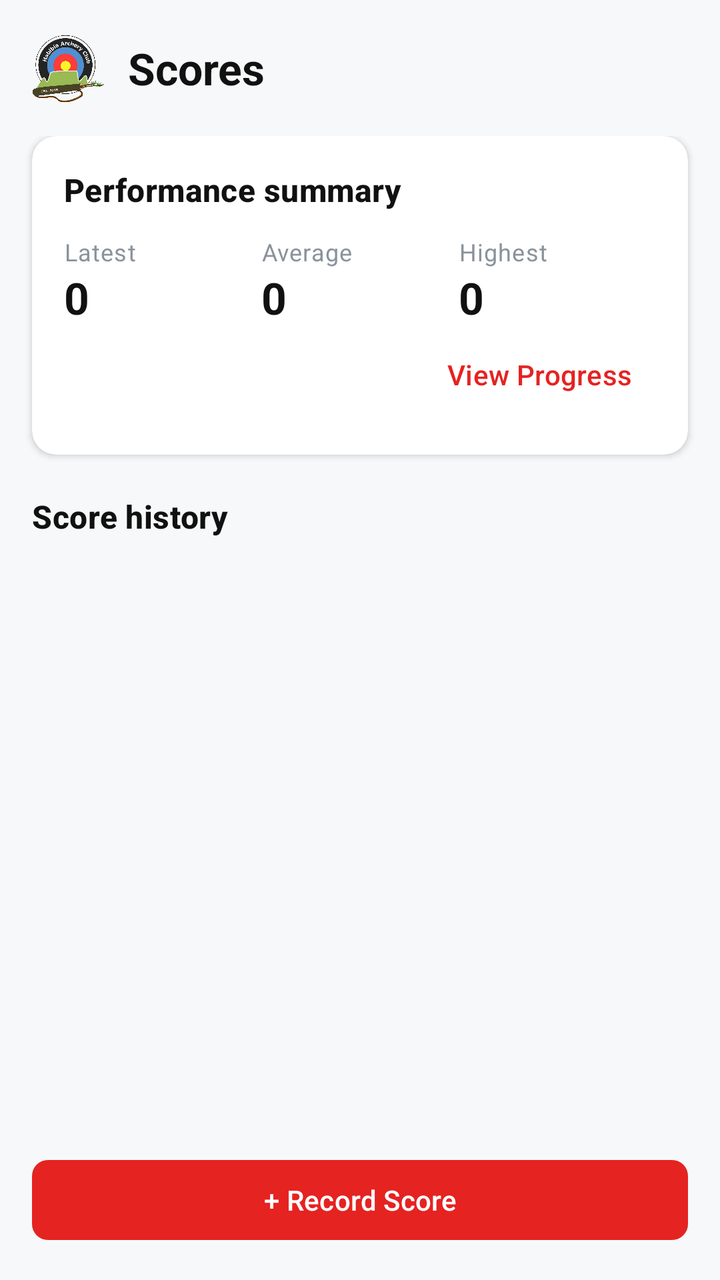
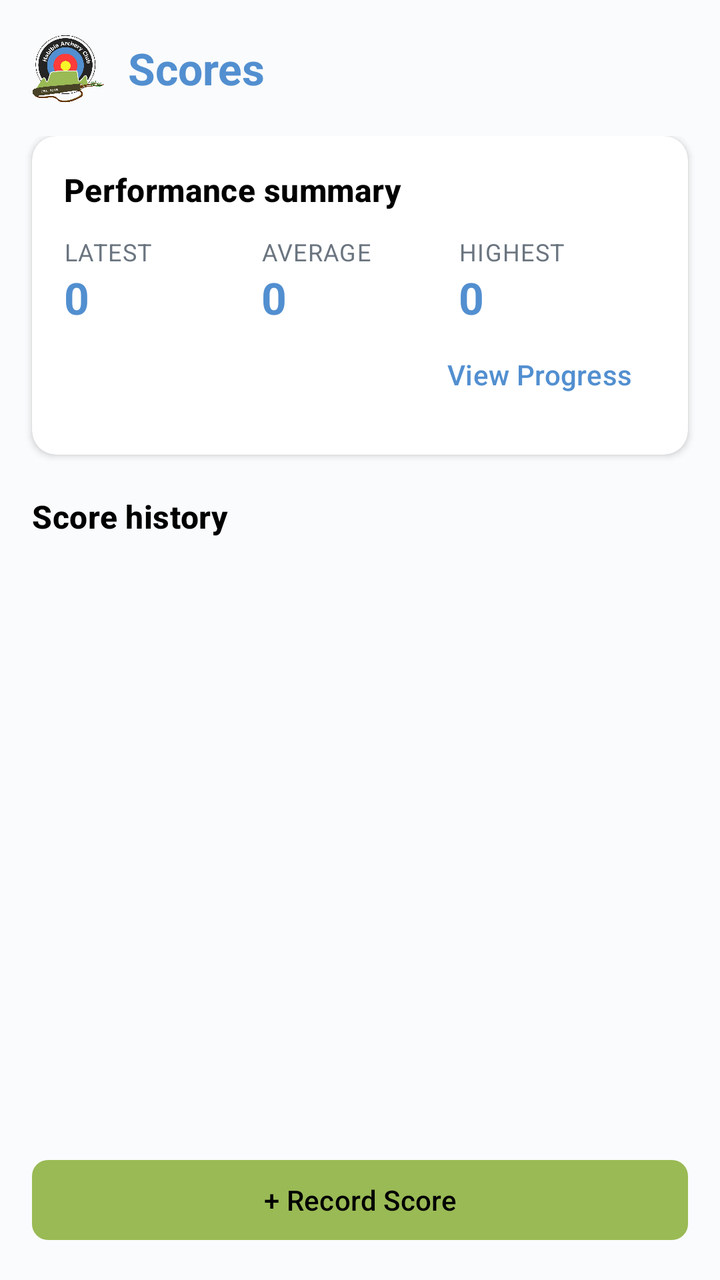

Two renders of the same Android screen: before a commit and after it. Below are the layout's source before the change and the commit's diff.
<!-- AndroidManifest.xml: application theme Theme.HACPrototype -->
<!-- res/layout/fragment_scores.xml -->
<?xml version="1.0" encoding="utf-8"?>
<LinearLayout xmlns:android="http://schemas.android.com/apk/res/android"
    android:layout_width="match_parent"
    android:layout_height="match_parent"
    android:background="@color/habibia_background"
    android:orientation="vertical">

    <LinearLayout
        android:layout_width="match_parent"
        android:layout_height="wrap_content"
        android:gravity="center_vertical"
        android:orientation="horizontal"
        android:padding="16dp">

        <ImageView
            android:layout_width="36dp"
            android:layout_height="36dp"
            android:contentDescription="@string/cd_logo"
            android:src="@drawable/logo" />

        <TextView
            style="@style/Text.Habibia.Title"
            android:layout_width="0dp"
            android:layout_height="wrap_content"
            android:layout_marginStart="12dp"
            android:layout_weight="1"
            android:text="Scores" />
    </LinearLayout>

    <ScrollView
        android:layout_width="match_parent"
        android:layout_height="0dp"
        android:layout_weight="1">

        <LinearLayout
            android:layout_width="match_parent"
            android:layout_height="wrap_content"
            android:orientation="vertical"
            android:paddingBottom="24dp">

            <com.google.android.material.card.MaterialCardView
                android:layout_width="match_parent"
                android:layout_height="wrap_content"
                android:layout_marginStart="16dp"
                android:layout_marginEnd="16dp">

                <LinearLayout
                    android:layout_width="match_parent"
                    android:layout_height="wrap_content"
                    android:orientation="vertical"
                    android:padding="16dp">

                    <TextView
                        style="@style/Text.Habibia.Section"
                        android:layout_width="wrap_content"
                        android:layout_height="wrap_content"
                        android:text="Performance summary" />

                    <LinearLayout
                        android:layout_width="match_parent"
                        android:layout_height="wrap_content"
                        android:layout_marginTop="12dp"
                        android:orientation="horizontal"
                        android:weightSum="3">

                        <LinearLayout
                            android:layout_width="0dp"
                            android:layout_height="wrap_content"
                            android:layout_weight="1"
                            android:orientation="vertical">

                            <TextView
                                style="@style/Text.Habibia.Caption"
                                android:layout_width="wrap_content"
                                android:layout_height="wrap_content"
                                android:text="Latest" />

                            <TextView
                                android:id="@+id/latestScoreText"
                                style="@style/Text.Habibia.Title"
                                android:layout_width="wrap_content"
                                android:layout_height="wrap_content"
                                android:text="0" />
                        </LinearLayout>

                        <LinearLayout
                            android:layout_width="0dp"
                            android:layout_height="wrap_content"
                            android:layout_weight="1"
                            android:orientation="vertical">

                            <TextView
                                style="@style/Text.Habibia.Caption"
                                android:layout_width="wrap_content"
                                android:layout_height="wrap_content"
                                android:text="Average" />

                            <TextView
                                android:id="@+id/averageScoreText"
                                style="@style/Text.Habibia.Title"
                                android:layout_width="wrap_content"
                                android:layout_height="wrap_content"
                                android:text="0" />
                        </LinearLayout>

                        <LinearLayout
                            android:layout_width="0dp"
                            android:layout_height="wrap_content"
                            android:layout_weight="1"
                            android:orientation="vertical">

                            <TextView
                                style="@style/Text.Habibia.Caption"
                                android:layout_width="wrap_content"
                                android:layout_height="wrap_content"
                                android:text="Highest" />

                            <TextView
                                android:id="@+id/highestScoreText"
                                style="@style/Text.Habibia.Title"
                                android:layout_width="wrap_content"
                                android:layout_height="wrap_content"
                                android:text="0" />
                        </LinearLayout>
                    </LinearLayout>

                    <Button
                        android:id="@+id/viewProgressButton"
                        style="@style/Widget.Habibia.Button.Text"
                        android:layout_width="wrap_content"
                        android:layout_height="wrap_content"
                        android:layout_gravity="end"
                        android:text="View Progress" />
                </LinearLayout>
            </com.google.android.material.card.MaterialCardView>

            <TextView
                style="@style/Text.Habibia.Section"
                android:layout_width="wrap_content"
                android:layout_height="wrap_content"
                android:layout_marginStart="16dp"
                android:layout_marginTop="20dp"
                android:text="Score history" />

            <LinearLayout
                android:id="@+id/scoreHistoryContainer"
                android:layout_width="match_parent"
                android:layout_height="wrap_content"
                android:orientation="vertical"
                android:padding="16dp" />
        </LinearLayout>
    </ScrollView>

    <Button
        android:id="@+id/recordScoreButton"
        style="@style/Widget.Habibia.Button"
        android:layout_width="match_parent"
        android:layout_height="wrap_content"
        android:layout_margin="16dp"
        android:text="+ Record Score" />
</LinearLayout>
<!-- resources referenced by this layout -->
<resources>
  <color name="habibia_background">#FFF7F8F9</color>
  <string name="cd_logo">Habibia Archery Club logo</string>
  <style name="Text.Habibia.Caption" parent="TextAppearance.Material3.BodySmall">
          <item name="android:textColor">@color/habibia_text_muted</item>
      </style>
  <style name="Text.Habibia.Section" parent="TextAppearance.Material3.TitleMedium">
          <item name="android:textColor">@color/habibia_text_primary</item>
          <item name="android:textStyle">bold</item>
      </style>
  <style name="Text.Habibia.Title" parent="TextAppearance.Material3.TitleLarge">
          <item name="android:textColor">@color/habibia_text_primary</item>
          <item name="android:textStyle">bold</item>
      </style>
  <style name="Widget.Habibia.Button" parent="Widget.Material3.Button">
          <item name="backgroundTint">@color/habibia_red</item>
          <item name="android:textColor">@color/habibia_text_on_dark</item>
          <item name="cornerRadius">@dimen/radius_sm</item>
          <item name="android:minHeight">@dimen/touch_min</item>
      </style>
  <style name="Widget.Habibia.Button.Text" parent="Widget.Material3.Button.TextButton">
          <item name="android:textColor">@color/habibia_red</item>
      </style>
  <style name="Theme.HACPrototype" parent="Base.Theme.HACPrototype" />
  <color name="habibia_text_muted">#FF8A939C</color>
  <color name="habibia_text_primary">#FF111111</color>
  <color name="habibia_red">#FFE52321</color>
  <color name="habibia_text_on_dark">#FFFFFFFF</color>
  <dimen name="radius_sm">8dp</dimen>
  <dimen name="touch_min">48dp</dimen>
  <style name="Base.Theme.HACPrototype" parent="Theme.Material3.Light.NoActionBar">
          <item name="colorPrimary">@color/habibia_red</item>
          <item name="colorOnPrimary">@color/habibia_text_on_dark</item>
          <item name="colorSecondary">@color/habibia_blue</item>
          <item name="colorOnSecondary">@color/habibia_text_primary</item>
          <item name="colorTertiary">@color/habibia_green</item>
          <item name="android:statusBarColor">@color/habibia_black</item>
          <item name="android:navigationBarColor">@color/habibia_surface</item>
          <item name="android:windowBackground">@color/habibia_background</item>
          <item name="materialCardViewStyle">@style/Widget.Habibia.Card</item>
          <item name="bottomNavigationStyle">@style/Widget.Habibia.BottomNav</item>
          <item name="materialButtonStyle">@style/Widget.Habibia.Button</item>
      </style>
  <color name="habibia_blue">#FF4EBCEB</color>
  <color name="habibia_green">#FF6CCF73</color>
  <color name="habibia_black">#FF111111</color>
  <color name="habibia_surface">#FFFFFFFF</color>
  <dimen name="radius_md">12dp</dimen>
  <dimen name="card_elevation">2dp</dimen>
  <style name="Widget.Habibia.BottomNav.ActiveIndicator" parent="Widget.Material3.BottomNavigationView.ActiveIndicator">
          <item name="android:color">#33E52321</item>
      </style>
  <!-- unchanged entries left out for length: 3 -->
</resources>

<!-- the commit's change to res/layout/fragment_scores.xml (unified diff, before → after) -->
@@ -2,7 +2,7 @@
 <LinearLayout xmlns:android="http://schemas.android.com/apk/res/android"
     android:layout_width="match_parent"
     android:layout_height="match_parent"
-    android:background="@color/habibia_background"
+    android:background="@android:color/transparent"
     android:orientation="vertical">
 
     <LinearLayout
<!-- resource entries referenced after the edit -->
@@ -1,55 +1,67 @@
 <!-- resources referenced by this layout -->
 <resources>
-  <color name="habibia_background">#FFF7F8F9</color>
+  <color name="habibia_background">#FFFAFBFC</color>
   <string name="cd_logo">Habibia Archery Club logo</string>
   <style name="Text.Habibia.Caption" parent="TextAppearance.Material3.BodySmall">
           <item name="android:textColor">@color/habibia_text_muted</item>
+          <item name="android:textAllCaps">true</item>
+          <item name="android:letterSpacing">0.04</item>
       </style>
   <style name="Text.Habibia.Section" parent="TextAppearance.Material3.TitleMedium">
           <item name="android:textColor">@color/habibia_text_primary</item>
           <item name="android:textStyle">bold</item>
+          <item name="android:fontFamily">sans-serif-medium</item>
       </style>
   <style name="Text.Habibia.Title" parent="TextAppearance.Material3.TitleLarge">
-          <item name="android:textColor">@color/habibia_text_primary</item>
+          <item name="android:textColor">@color/habibia_blue</item>
           <item name="android:textStyle">bold</item>
+          <item name="android:fontFamily">sans-serif-medium</item>
       </style>
   <style name="Widget.Habibia.Button" parent="Widget.Material3.Button">
-          <item name="backgroundTint">@color/habibia_red</item>
-          <item name="android:textColor">@color/habibia_text_on_dark</item>
+          <item name="backgroundTint">@color/habibia_green</item>
+          <item name="android:textColor">@color/habibia_text_on_green</item>
           <item name="cornerRadius">@dimen/radius_sm</item>
           <item name="android:minHeight">@dimen/touch_min</item>
+          <item name="android:textAllCaps">false</item>
+          <item name="android:fontFamily">sans-serif-medium</item>
       </style>
   <style name="Widget.Habibia.Button.Text" parent="Widget.Material3.Button.TextButton">
-          <item name="android:textColor">@color/habibia_red</item>
+          <item name="android:textColor">@color/habibia_blue</item>
+          <item name="android:textAllCaps">false</item>
       </style>
   <style name="Theme.HACPrototype" parent="Base.Theme.HACPrototype" />
-  <color name="habibia_text_muted">#FF8A939C</color>
-  <color name="habibia_text_primary">#FF111111</color>
-  <color name="habibia_red">#FFE52321</color>
+  <color name="habibia_text_muted">#FF6B7580</color>
+  <color name="habibia_text_primary">#FF000000</color>
+  <color name="habibia_red">#FFFE3B3A</color>
   <color name="habibia_text_on_dark">#FFFFFFFF</color>
   <dimen name="radius_sm">8dp</dimen>
   <dimen name="touch_min">48dp</dimen>
   <style name="Base.Theme.HACPrototype" parent="Theme.Material3.Light.NoActionBar">
-          <item name="colorPrimary">@color/habibia_red</item>
-          <item name="colorOnPrimary">@color/habibia_text_on_dark</item>
+          <item name="colorPrimary">@color/habibia_green</item>
+          <item name="colorOnPrimary">@color/habibia_text_on_green</item>
           <item name="colorSecondary">@color/habibia_blue</item>
-          <item name="colorOnSecondary">@color/habibia_text_primary</item>
-          <item name="colorTertiary">@color/habibia_green</item>
+          <item name="colorOnSecondary">@color/habibia_text_on_dark</item>
+          <item name="colorTertiary">@color/habibia_red</item>
+          <item name="colorError">@color/habibia_red</item>
           <item name="android:statusBarColor">@color/habibia_black</item>
           <item name="android:navigationBarColor">@color/habibia_surface</item>
           <item name="android:windowBackground">@color/habibia_background</item>
+          <item name="android:textColorPrimary">@color/habibia_text_primary</item>
+          <item name="android:fontFamily">sans-serif</item>
           <item name="materialCardViewStyle">@style/Widget.Habibia.Card</item>
           <item name="bottomNavigationStyle">@style/Widget.Habibia.BottomNav</item>
           <item name="materialButtonStyle">@style/Widget.Habibia.Button</item>
+          <item name="colorControlActivated">@color/habibia_blue</item>
       </style>
-  <color name="habibia_blue">#FF4EBCEB</color>
-  <color name="habibia_green">#FF6CCF73</color>
-  <color name="habibia_black">#FF111111</color>
+  <color name="habibia_blue">#FF528FD0</color>
+  <color name="habibia_green">#FF9ABA55</color>
+  <color name="habibia_text_on_green">#FF000000</color>
+  <color name="habibia_black">#FF000000</color>
   <color name="habibia_surface">#FFFFFFFF</color>
   <dimen name="radius_md">12dp</dimen>
   <dimen name="card_elevation">2dp</dimen>
   <style name="Widget.Habibia.BottomNav.ActiveIndicator" parent="Widget.Material3.BottomNavigationView.ActiveIndicator">
-          <item name="android:color">#33E52321</item>
+          <item name="android:color">#339ABA55</item>
       </style>
   <!-- unchanged entries left out for length: 3 -->
 </resources>
